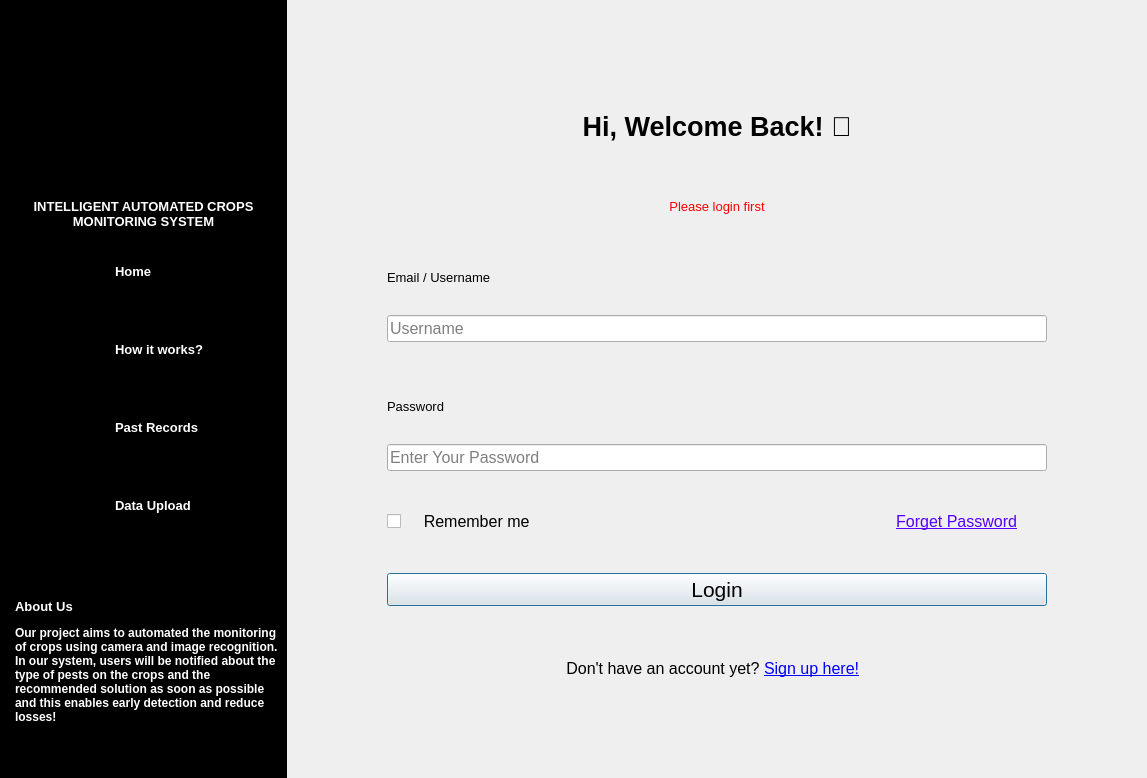
Above: gui/Register.ui from WEI22/ICMS before the change. Below: the same form after it.
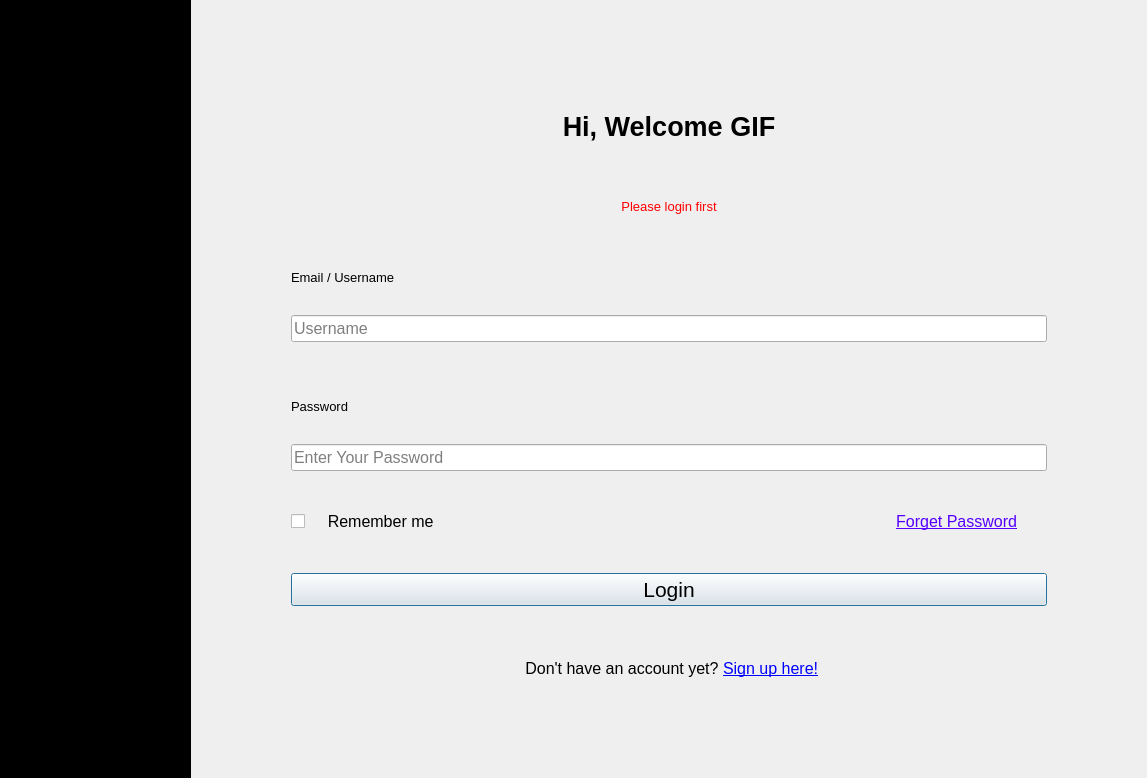
That is the form after the change. Icons and pictures are not drawn. Custom widgets are drawn as their Qt base class.

```diff
--- a/gui/Register.ui
+++ b/gui/Register.ui
@@ -22,7 +22,10 @@
   <property name="windowTitle">
    <string>Login</string>
   </property>
-  <layout class="QHBoxLayout" name="horizontalLayout_2" stretch="1,3">
+  <property name="styleSheet">
+   <string notr="true"/>
+  </property>
+  <layout class="QHBoxLayout" name="horizontalLayout_2" stretch="1,5">
    <property name="spacing">
     <number>0</number>
    </property>
@@ -39,12 +42,18 @@
     <number>0</number>
    </property>
    <item>
-    <layout class="QVBoxLayout" name="sidebar" stretch="25,5,40,30">
+    <layout class="QVBoxLayout" name="verticalLayout_2" stretch="1,2,2,2,2,5">
      <property name="spacing">
       <number>0</number>
      </property>
+     <property name="bottomMargin">
+      <number>0</number>
+     </property>
      <item>
       <widget class="ClickableLabel" name="logo">
+       <property name="enabled">
+        <bool>true</bool>
+       </property>
        <property name="styleSheet">
         <string notr="true">background-color: rgb(0, 0, 0);</string>
        </property>
@@ -55,54 +64,17 @@
         <pixmap>Image/Register/Logo.png</pixmap>
        </property>
        <property name="scaledContents">
-        <bool>false</bool>
-       </property>
-       <property name="alignment">
-        <set>Qt::AlignCenter</set>
-       </property>
-      </widget>
-     </item>
-     <item>
-      <widget class="QLabel" name="title_title">
-       <property name="font">
-        <font>
-         <pointsize>10</pointsize>
-         <weight>75</weight>
-         <bold>true</bold>
-        </font>
-       </property>
-       <property name="styleSheet">
-        <string notr="true">background-color: rgb(0, 0, 0);
-padding-left: 5px;
-padding-right: 5px;</string>
-       </property>
-       <property name="text">
-        <string>&lt;html&gt;&lt;head/&gt;&lt;body&gt;&lt;p align=&quot;center&quot;&gt;&lt;span style=&quot; color:#ffffff;&quot;&gt;INTELLIGENT AUTOMATED CROPS &lt;br/&gt;MONITORING SYSTEM&lt;/span&gt;&lt;/p&gt;&lt;/body&gt;&lt;/html&gt;</string>
-       </property>
-       <property name="textFormat">
-        <enum>Qt::RichText</enum>
-       </property>
-       <property name="alignment">
-        <set>Qt::AlignCenter</set>
-       </property>
-       <property name="wordWrap">
         <bool>true</bool>
        </property>
       </widget>
      </item>
      <item>
-      <layout class="QVBoxLayout" name="title_selection">
-       <property name="spacing">
-        <number>0</number>
+      <widget class="QWidget" name="widget" native="true">
+       <property name="styleSheet">
+        <string notr="true">background-color: rgb(0, 0, 0);</string>
        </property>
-       <item>
-        <layout class="QHBoxLayout" name="title_home" stretch="40,60">
-         <property name="spacing">
-          <number>0</number>
-         </property>
-         <property name="rightMargin">
-          <number>0</number>
-         </property>
+      </widget>
+     </item>
          <item>
           <widget class="ClickableLabel" name="title_home_img">
            <property name="minimumSize">
@@ -138,86 +110,6 @@
           </widget>
          </item>
          <item>
-          <widget class="ClickableLabel" name="title_home_text">
-           <property name="font">
-            <font>
-             <weight>75</weight>
-             <bold>true</bold>
-            </font>
-           </property>
-           <property name="mouseTracking">
-            <bool>true</bool>
-           </property>
-           <property name="styleSheet">
-            <string notr="true">background-color: rgb(0, 0, 0);</string>
-           </property>
-           <property name="text">
-            <string>&lt;html&gt;&lt;head/&gt;&lt;body&gt;&lt;p&gt;&lt;span style=&quot; font-size:10pt; color:#ffffff;&quot;&gt;Home&lt;/span&gt;&lt;/p&gt;&lt;/body&gt;&lt;/html&gt;</string>
-           </property>
-           <property name="scaledContents">
-            <bool>false</bool>
-           </property>
-           <property name="alignment">
-            <set>Qt::AlignLeading|Qt::AlignLeft|Qt::AlignVCenter</set>
-           </property>
-          </widget>
-         </item>
-        </layout>
-       </item>
-       <item>
-        <layout class="QHBoxLayout" name="title_info" stretch="40,60">
-         <property name="spacing">
-          <number>0</number>
-         </property>
-         <item>
-          <widget class="ClickableLabel" name="title_info_img">
-           <property name="styleSheet">
-            <string notr="true">background-color: rgb(0, 0, 0);</string>
-           </property>
-           <property name="text">
-            <string/>
-           </property>
-           <property name="pixmap">
-            <pixmap>Image/Register/User Manual.png</pixmap>
-           </property>
-           <property name="alignment">
-            <set>Qt::AlignCenter</set>
-           </property>
-          </widget>
-         </item>
-         <item>
-          <widget class="ClickableLabel" name="title_info_text">
-           <property name="font">
-            <font>
-             <weight>75</weight>
-             <bold>true</bold>
-            </font>
-           </property>
-           <property name="mouseTracking">
-            <bool>true</bool>
-           </property>
-           <property name="styleSheet">
-            <string notr="true">background-color: rgb(0, 0, 0);</string>
-           </property>
-           <property name="text">
-            <string>&lt;html&gt;&lt;head/&gt;&lt;body&gt;&lt;p&gt;&lt;span style=&quot; font-size:10pt; color:#ffffff;&quot;&gt;How it works?&lt;/span&gt;&lt;/p&gt;&lt;/body&gt;&lt;/html&gt;</string>
-           </property>
-           <property name="scaledContents">
-            <bool>false</bool>
-           </property>
-           <property name="alignment">
-            <set>Qt::AlignLeading|Qt::AlignLeft|Qt::AlignVCenter</set>
-           </property>
-          </widget>
-         </item>
-        </layout>
-       </item>
-       <item>
-        <layout class="QHBoxLayout" name="title_record" stretch="40,60">
-         <property name="spacing">
-          <number>0</number>
-         </property>
-         <item>
           <widget class="ClickableLabel" name="title_record_img">
            <property name="styleSheet">
             <string notr="true">background-color: rgb(0, 0, 0);</string>
@@ -234,39 +126,10 @@
           </widget>
          </item>
          <item>
-          <widget class="ClickableLabel" name="title_record_text">
-           <property name="font">
-            <font>
-             <weight>75</weight>
-             <bold>true</bold>
-            </font>
-           </property>
-           <property name="mouseTracking">
-            <bool>true</bool>
-           </property>
-           <property name="styleSheet">
-            <string notr="true">background-color: rgb(0, 0, 0);</string>
-           </property>
-           <property name="text">
-            <string>&lt;html&gt;&lt;head/&gt;&lt;body&gt;&lt;p&gt;&lt;span style=&quot; font-size:10pt; color:#ffffff;&quot;&gt;Past Records&lt;/span&gt;&lt;/p&gt;&lt;/body&gt;&lt;/html&gt;</string>
-           </property>
-           <property name="scaledContents">
-            <bool>false</bool>
-           </property>
-           <property name="alignment">
-            <set>Qt::AlignLeading|Qt::AlignLeft|Qt::AlignVCenter</set>
-           </property>
-          </widget>
-         </item>
-        </layout>
-       </item>
-       <item>
-        <layout class="QHBoxLayout" name="title_upload" stretch="40,60">
-         <property name="spacing">
-          <number>0</number>
-         </property>
-         <item>
           <widget class="ClickableLabel" name="title_upload_img">
+       <property name="layoutDirection">
+        <enum>Qt::LeftToRight</enum>
+       </property>
            <property name="styleSheet">
             <string notr="true">background-color: rgb(0, 0, 0);</string>
            </property>
@@ -282,58 +145,10 @@
           </widget>
          </item>
          <item>
-          <widget class="ClickableLabel" name="title_upload_text">
-           <property name="font">
-            <font>
-             <weight>75</weight>
-             <bold>true</bold>
-            </font>
-           </property>
-           <property name="mouseTracking">
-            <bool>true</bool>
-           </property>
-           <property name="styleSheet">
-            <string notr="true">background-color: rgb(0, 0, 0);</string>
-           </property>
-           <property name="text">
-            <string>&lt;html&gt;&lt;head/&gt;&lt;body&gt;&lt;p&gt;&lt;span style=&quot; font-size:10pt; color:#ffffff;&quot;&gt;Data Upload&lt;/span&gt;&lt;/p&gt;&lt;/body&gt;&lt;/html&gt;</string>
-           </property>
-           <property name="scaledContents">
-            <bool>false</bool>
-           </property>
-           <property name="alignment">
-            <set>Qt::AlignLeading|Qt::AlignLeft|Qt::AlignVCenter</set>
-           </property>
-          </widget>
-         </item>
-        </layout>
-       </item>
-      </layout>
-     </item>
-     <item>
-      <widget class="QLabel" name="about_us">
-       <property name="font">
-        <font>
-         <weight>75</weight>
-         <bold>true</bold>
-        </font>
-       </property>
+      <widget class="QWidget" name="widget_2" native="true">
        <property name="styleSheet">
         <string notr="true">background-color: rgb(0, 0, 0);
-padding-left: 5px;
-padding-right: 8px;</string>
-       </property>
-       <property name="text">
-        <string>&lt;html&gt;&lt;head/&gt;&lt;body&gt;&lt;p&gt;&lt;span style=&quot; font-size:10pt; font-weight:600; color:#ffffff;&quot;&gt;About Us&lt;/span&gt;&lt;/p&gt;&lt;p&gt;&lt;span style=&quot; color:#ffffff;&quot;&gt;Our project aims to automated the monitoring of crops using camera and image recognition. In our system, users will be notified about the type of pests on the crops and the recommended solution as soon as possible and this enables early detection and reduce losses!&lt;/span&gt;&lt;/p&gt;&lt;/body&gt;&lt;/html&gt;</string>
-       </property>
-       <property name="textFormat">
-        <enum>Qt::RichText</enum>
-       </property>
-       <property name="wordWrap">
-        <bool>true</bool>
-       </property>
-       <property name="indent">
-        <number>10</number>
+</string>
        </property>
       </widget>
      </item>
@@ -366,7 +181,7 @@
         </font>
        </property>
        <property name="text">
-        <string>Hi, Welcome Back! 👋</string>
+        <string>Hi, Welcome GIF</string>
        </property>
        <property name="alignment">
         <set>Qt::AlignBottom|Qt::AlignHCenter</set>
```
Left out of the diff: 3 changed lines with no effect on the pictures. Lines whose indentation alone changed are shown as unchanged.
